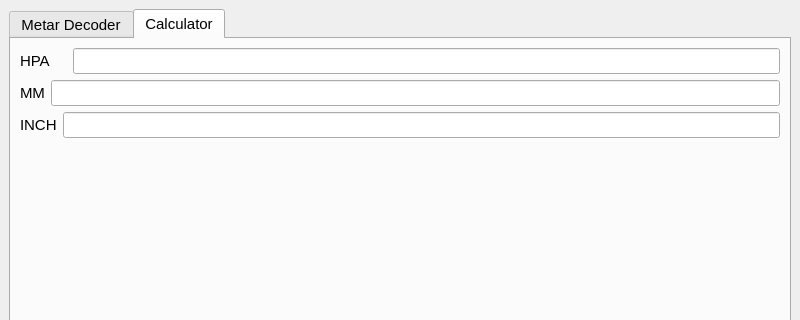
First picture: the form in mainWindow.ui, repository Sergey207/Metar-decoder, before the edit; both pictures show x 0 to 800 and y 0 to 320 of the 800 by 600 pixel window.
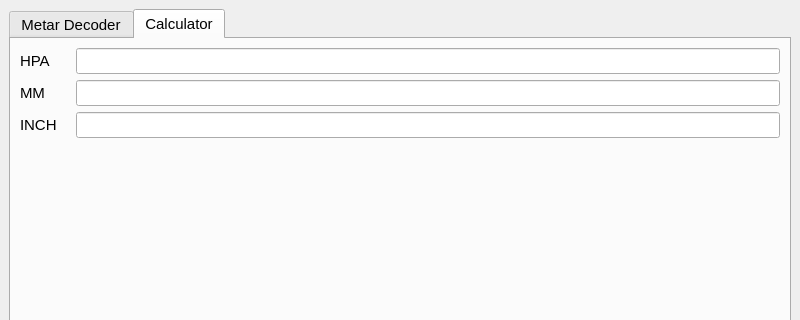
Second picture: the form after the edit. The open tabs and pages were chosen to show the change.

What changed in the file:
```diff
--- a/mainWindow.ui
+++ b/mainWindow.ui
@@ -86,7 +86,7 @@
        </attribute>
        <layout class="QVBoxLayout" name="verticalLayout_3">
         <item>
-         <layout class="QHBoxLayout" name="horizontalLayout_4" stretch="1,15">
+         <layout class="QHBoxLayout" name="horizontalLayout_4" stretch="1,14">
           <item>
            <widget class="QLabel" name="label_2">
             <property name="text">
@@ -100,7 +100,7 @@
          </layout>
         </item>
         <item>
-         <layout class="QHBoxLayout" name="horizontalLayout_2">
+         <layout class="QHBoxLayout" name="horizontalLayout_2" stretch="1,14">
           <item>
            <widget class="QLabel" name="label_3">
             <property name="text">
@@ -114,7 +114,7 @@
          </layout>
         </item>
         <item>
-         <layout class="QHBoxLayout" name="horizontalLayout_3">
+         <layout class="QHBoxLayout" name="horizontalLayout_3" stretch="1,14">
           <item>
            <widget class="QLabel" name="label_4">
             <property name="text">
```
